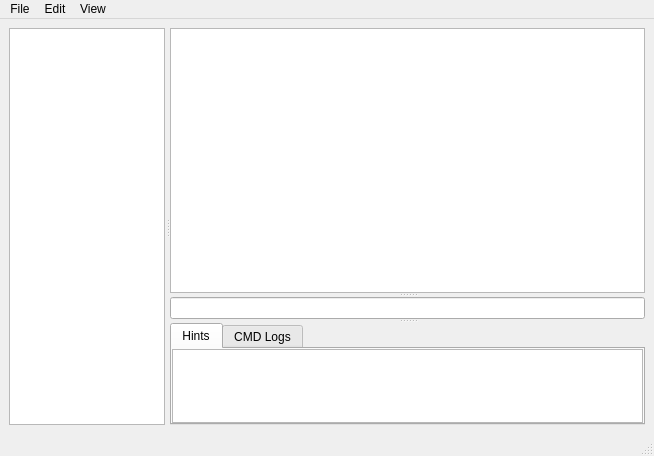
The window that src/gui/mainWindow.ui (McmImM/MechForge) describes before a commit, drawn with Qt 5.
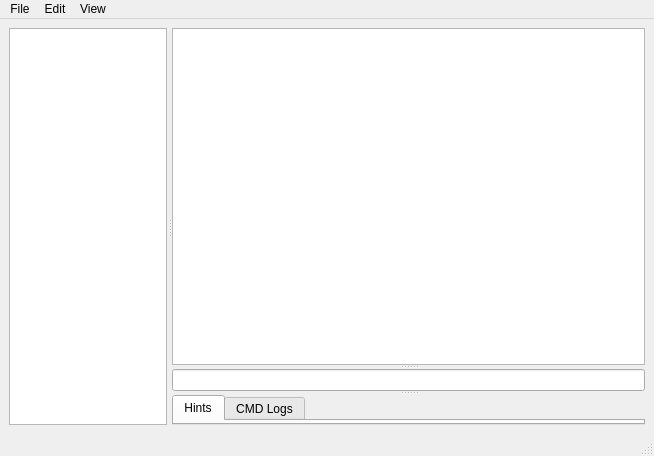
The same window after the commit. Custom widgets are drawn as their Qt base class.

Commit message: gui command input

Diff of the .ui file:
```diff
--- a/src/gui/mainWindow.ui
+++ b/src/gui/mainWindow.ui
@@ -70,9 +70,6 @@
          <number>0</number>
         </property>
         <widget class="MFGuiHints" name="hints">
-         <property name="flow">
-          <enum>QListView::Flow::LeftToRight</enum>
-         </property>
          <attribute name="title">
           <string>Hints</string>
          </attribute>
@@ -163,9 +160,14 @@
  <customwidgets>
   <customwidget>
    <class>MFGuiHints</class>
-   <extends>QListWidget</extends>
+   <extends>QWidget</extends>
    <header>mfgui_hints</header>
   </customwidget>
+  <customwidget>
+   <class>MFGuiCmdInput</class>
+   <extends>QLineEdit</extends>
+   <header>mfgui_cmdInput</header>
+  </customwidget>
  </customwidgets>
  <resources/>
  <connections/>
```
Left out of the diff: 2 changed lines with no effect on the pictures. The commit also changes 7 other files.
